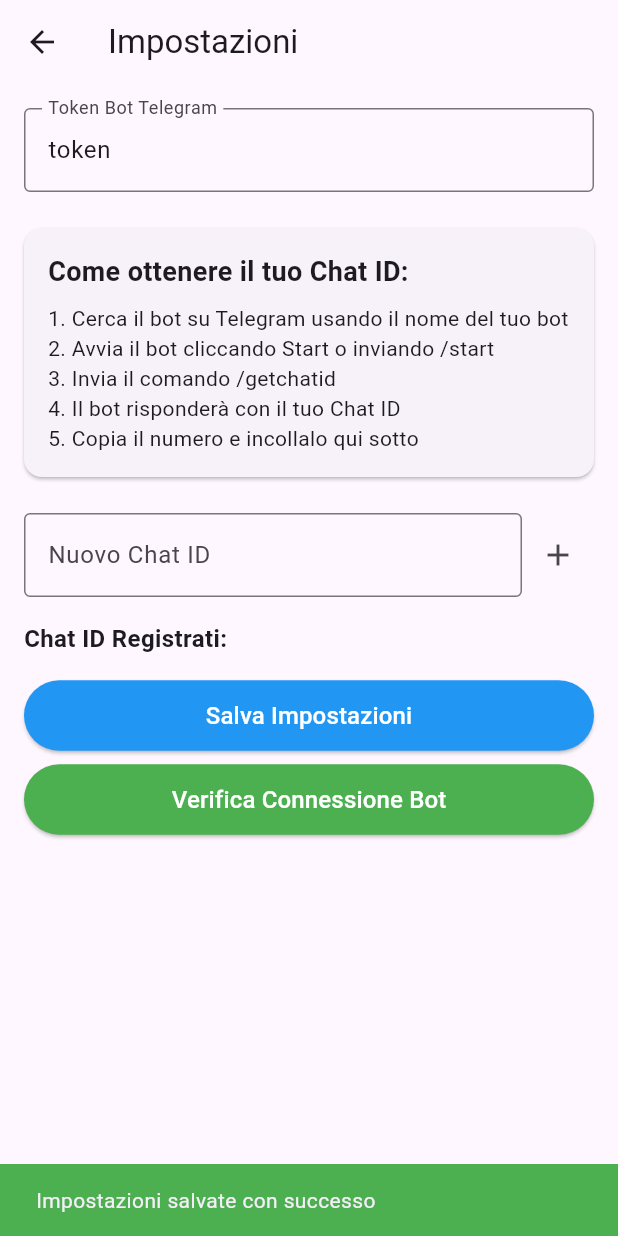
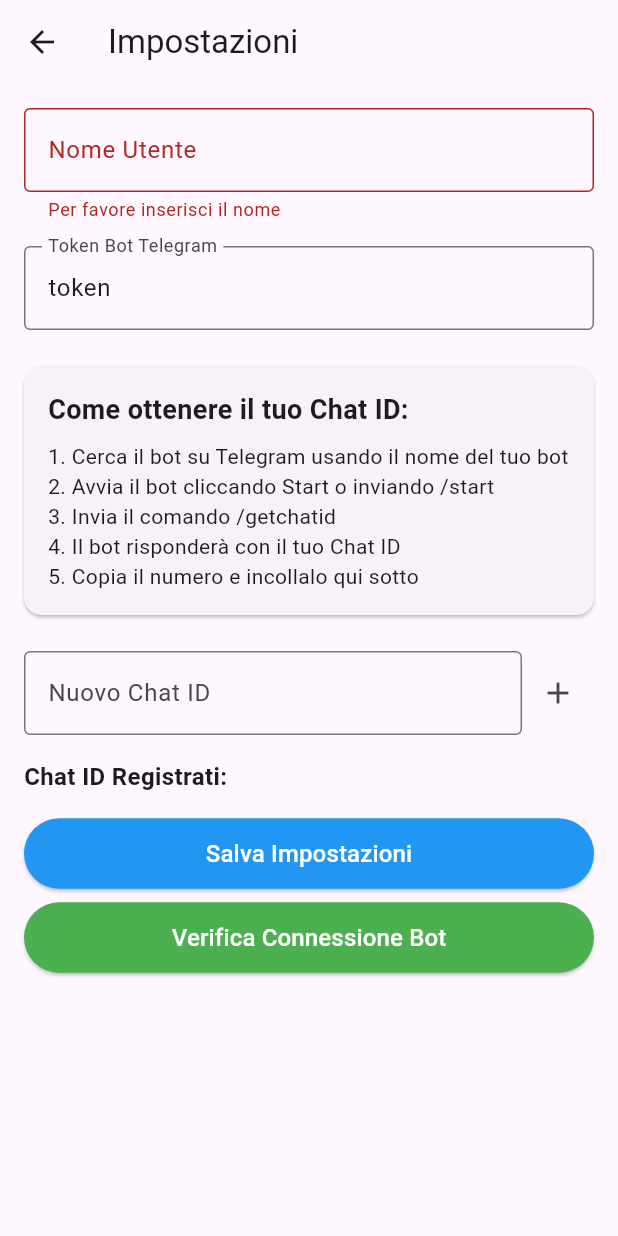
Before and after one commit to luigiMiranda/IoTFallDetectionSystem, a Flutter app: the SettingsPage screen opened directly, after a tap on "Salva Impostazioni", on a phone screen of 412 x 824 dp. Run offline on Flutter 3.47's test engine with Material 3 defaults, Android fonts, the light colour scheme and no system bars; our stand-ins replace flutter_blue_plus, shared_preferences; accounts and stored records are empty.

Commit message:
Aggiunta funzione orario e username
Adesso il messaggio di rilevazione indica l'orario e il nome di chi indossa il device

```diff
--- a/fall_detection_app/lib/main.dart
+++ b/fall_detection_app/lib/main.dart
@@ -16,6 +16,7 @@
         primarySwatch: Colors.blue,
         visualDensity: VisualDensity.adaptivePlatformDensity,
       ),
+      debugShowCheckedModeBanner: false,
       home: BluetoothScanPage(),
     );
   }
@@ -173,13 +174,28 @@
     final prefs = await SharedPreferences.getInstance();
     final token = prefs.getString('telegram_token');
     final chatIds = prefs.getStringList('telegram_chat_ids') ?? [];
+    final userName = prefs.getString('user_name') ?? '';
+
+    // Ottieni l'orario corrente
+    final now = DateTime.now();
+    final formattedTime = "${now.hour.toString().padLeft(2, '0')}:${now.minute.toString().padLeft(2, '0')}";
+    final formattedDate = "${now.day.toString().padLeft(2, '0')}/${now.month.toString().padLeft(2, '0')}/${now.year}";
+
+    final message = userName.isNotEmpty
+        ? 'ATTENZIONE: È stata rilevata una possibile caduta di $userName!\n'
+        'Data e ora: $formattedDate alle $formattedTime'
+        : 'ATTENZIONE: È stata rilevata una possibile caduta!\n'
+        'Data e ora: $formattedDate alle $formattedTime';
 
     if (token != null && chatIds.isNotEmpty) {
       for (String chatId in chatIds) {
         try {
+          // Codifica il messaggio per l'URL
+          final encodedMessage = Uri.encodeComponent(message);
+
           final response = await http.get(
             Uri.parse(
-                'https://api.telegram.org/bot$token/sendMessage?chat_id=$chatId&text=ATTENZIONE: È stata rilevata una possibile caduta!'
+                'https://api.telegram.org/bot$token/sendMessage?chat_id=$chatId&text=$encodedMessage'
             ),
           );
 
@@ -197,7 +213,7 @@
       builder: (BuildContext context) {
         return AlertDialog(
           title: Text('CADUTA RILEVATA!'),
-          content: Text('È stata rilevata una possibile caduta. Verificare lo stato della persona.'),
+          content: Text(message),
           actions: <Widget>[
             TextButton(
               child: Text('OK'),
@@ -210,6 +226,7 @@
       },
     );
   }
+
   @override
   Widget build(BuildContext context) {
     return Scaffold(
@@ -332,6 +349,7 @@
   final _formKey = GlobalKey<FormState>();
   late TextEditingController _tokenController;
   late TextEditingController _newChatIdController;
+  late TextEditingController _userNameController;
   List<String> _chatIds = [];
   bool _isLoading = true;
 
@@ -340,6 +358,7 @@
     super.initState();
     _tokenController = TextEditingController();
     _newChatIdController = TextEditingController();
+    _userNameController = TextEditingController();
     _loadSettings();
   }
 
@@ -347,6 +366,7 @@
     final prefs = await SharedPreferences.getInstance();
     setState(() {
       _tokenController.text = prefs.getString('telegram_token') ?? '';
+      _userNameController.text = prefs.getString('user_name') ?? '';
       _chatIds = prefs.getStringList('telegram_chat_ids') ?? [];
       _isLoading = false;
     });
@@ -358,6 +378,7 @@
 
       final prefs = await SharedPreferences.getInstance();
       await prefs.setString('telegram_token', _tokenController.text);
+      await prefs.setString('user_name', _userNameController.text);
       await prefs.setStringList('telegram_chat_ids', _chatIds);
 
       setState(() => _isLoading = false);
@@ -428,13 +449,18 @@
     setState(() => _isLoading = true);
 
     final token = _tokenController.text;
+    final userName = _userNameController.text;
     bool hasError = false;
 
     for (String chatId in _chatIds) {
       try {
+        final message = userName.isNotEmpty
+            ? 'Test di connessione per il dispositivo di $userName: La connessione al bot è attiva!'
+            : 'Test di connessione: La connessione al bot è attiva!';
+
         final response = await http.get(
           Uri.parse(
-              'https://api.telegram.org/bot$token/sendMessage?chat_id=$chatId&text=Test di connessione: La connessione al bot è attiva!'
+              'https://api.telegram.org/bot$token/sendMessage?chat_id=$chatId&text=$message'
           ),
         );
 
@@ -482,6 +508,21 @@
     child: Column(
     crossAxisAlignment: CrossAxisAlignment.stretch,
     children: [
+    TextFormField(
+    controller: _userNameController,
+    decoration: InputDecoration(
+    labelText: 'Nome Utente',
+    hintText: 'Inserisci il nome di chi indossa il dispositivo',
+    border: OutlineInputBorder(),
+    ),
+    validator: (value) {
+    if (value == null || value.isEmpty) {
+    return 'Per favore inserisci il nome';
+    }
+    return null;
+    },
+    ),
+    SizedBox(height: 16),
     TextFormField(
     controller: _tokenController,
     decoration: InputDecoration(
@@ -570,6 +611,7 @@
   void dispose() {
     _tokenController.dispose();
     _newChatIdController.dispose();
+    _userNameController.dispose();
     super.dispose();
   }
 }
```
Lines whose indentation alone changed are shown as unchanged.
